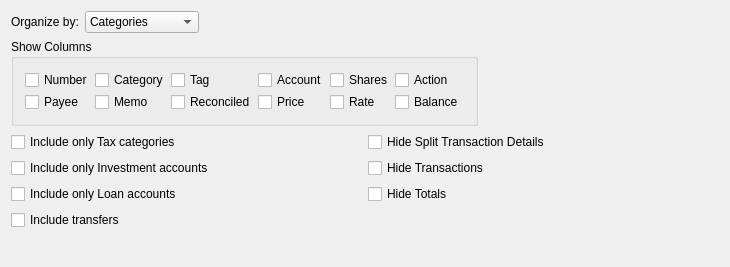
Above: kmymoney/plugins/views/reports/reporttabrowcolquery.ui from KDE/kmymoney before the change. Below: the same form after it.
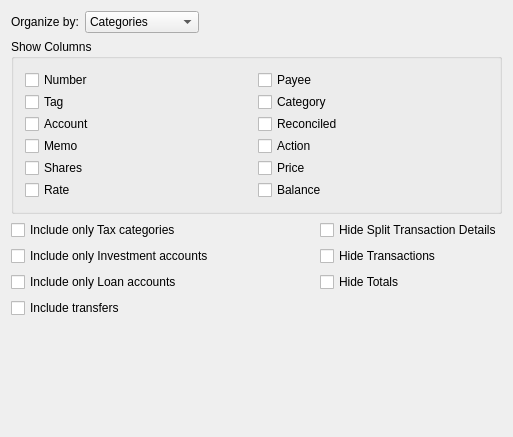
That is the form after the change. Custom widgets are drawn as their Qt base class.

Commit message:
In ui file of report general use grid layout
This fixes an issue that the associated widget needs to much width.

In ui file of report row/col query tab use grid layout

In ui file for report chart tab fix grid layout

In ui file for report range use vertical layout

CCBUG:518850

```diff
--- a/kmymoney/plugins/views/reports/reporttabrowcolquery.ui
+++ b/kmymoney/plugins/views/reports/reporttabrowcolquery.ui
@@ -6,8 +6,8 @@
    <rect>
     <x>0</x>
     <y>0</y>
-    <width>730</width>
-    <height>267</height>
+    <width>513</width>
+    <height>437</height>
    </rect>
   </property>
   <property name="sizePolicy">
@@ -25,111 +25,14 @@
   <property name="whatsThis">
    <string>&lt;p&gt;On this tab, you configure how you would like the rows and columns to be selected and organized.&lt;/p&gt;</string>
   </property>
-  <layout class="QVBoxLayout">
-   <item>
-    <layout class="QHBoxLayout">
-     <item>
-      <widget class="QLabel" name="textLabel3">
-       <property name="sizePolicy">
-        <sizepolicy hsizetype="Minimum" vsizetype="Fixed">
-         <horstretch>0</horstretch>
-         <verstretch>0</verstretch>
-        </sizepolicy>
-       </property>
-       <property name="font">
-        <font/>
-       </property>
-       <property name="text">
-        <string>Organize by:</string>
-       </property>
-       <property name="wordWrap">
-        <bool>false</bool>
-       </property>
-      </widget>
-     </item>
-     <item>
-      <widget class="KComboBox" name="m_comboOrganizeBy">
-       <property name="enabled">
-        <bool>true</bool>
-       </property>
-       <property name="sizePolicy">
-        <sizepolicy hsizetype="Minimum" vsizetype="Fixed">
-         <horstretch>0</horstretch>
-         <verstretch>0</verstretch>
-        </sizepolicy>
-       </property>
-       <property name="toolTip">
-        <string>&lt;p&gt;Choose how to group the transactions in this report&lt;/p&gt;</string>
-       </property>
-       <item>
-        <property name="text">
-         <string>Categories</string>
-        </property>
-       </item>
-       <item>
-        <property name="text">
-         <string>Top Categories</string>
-        </property>
-       </item>
-       <item>
-        <property name="text">
-         <string>Tags</string>
-        </property>
-       </item>
-       <item>
-        <property name="text">
-         <string>Payees</string>
-        </property>
-       </item>
-       <item>
-        <property name="text">
-         <string>Accounts</string>
-        </property>
-       </item>
-       <item>
-        <property name="text">
-         <string>Top Accounts</string>
-        </property>
-       </item>
-       <item>
-        <property name="text">
-         <string>Month</string>
-        </property>
-       </item>
-       <item>
-        <property name="text">
-         <string>Week</string>
-        </property>
-       </item>
-      </widget>
-     </item>
-     <item>
-      <spacer name="spacer10_2">
-       <property name="orientation">
-        <enum>Qt::Horizontal</enum>
-       </property>
-       <property name="sizeType">
-        <enum>QSizePolicy::Expanding</enum>
-       </property>
-       <property name="sizeHint" stdset="0">
-        <size>
-         <width>358</width>
-         <height>16</height>
-        </size>
-       </property>
-      </spacer>
-     </item>
-    </layout>
-   </item>
-   <item>
-    <layout class="QHBoxLayout">
-     <item>
+  <layout class="QGridLayout" name="gridLayout">
+   <item row="1" column="0" colspan="5">
       <widget class="QGroupBox" name="buttonGroupBox1">
        <property name="enabled">
         <bool>true</bool>
        </property>
        <property name="sizePolicy">
-        <sizepolicy hsizetype="Minimum" vsizetype="Fixed">
+      <sizepolicy hsizetype="Preferred" vsizetype="Fixed">
          <horstretch>0</horstretch>
          <verstretch>0</verstretch>
         </sizepolicy>
@@ -144,7 +47,90 @@
         <property name="spacing">
          <number>2</number>
         </property>
+      <item row="9" column="1">
+       <widget class="QCheckBox" name="m_checkPrice">
+        <property name="toolTip">
+         <string>&lt;p&gt;Select this option to show the Price column for investments&lt;/p&gt;</string>
+        </property>
+        <property name="text">
+         <string>Price</string>
+        </property>
+        <attribute name="buttonGroup">
+         <string notr="true">buttonGroup1</string>
+        </attribute>
+       </widget>
+      </item>
         <item row="1" column="1">
+       <widget class="QCheckBox" name="m_checkCategory">
+        <property name="minimumSize">
+         <size>
+          <width>0</width>
+          <height>0</height>
+         </size>
+        </property>
+        <property name="toolTip">
+         <string>&lt;p&gt;Select this option to show the Category column&lt;/p&gt;</string>
+        </property>
+        <property name="text">
+         <string>Category</string>
+        </property>
+        <attribute name="buttonGroup">
+         <string notr="true">buttonGroup1</string>
+        </attribute>
+       </widget>
+      </item>
+      <item row="1" column="0">
+       <widget class="QCheckBox" name="m_checkTag">
+        <property name="minimumSize">
+         <size>
+          <width>0</width>
+          <height>0</height>
+         </size>
+        </property>
+        <property name="toolTip">
+         <string>&lt;p&gt;Select this option to show the Tag column&lt;/p&gt;</string>
+        </property>
+        <property name="text">
+         <string>Tag</string>
+        </property>
+        <attribute name="buttonGroup">
+         <string notr="true">buttonGroup1</string>
+        </attribute>
+       </widget>
+      </item>
+      <item row="7" column="1">
+       <widget class="QCheckBox" name="m_checkAction">
+        <property name="toolTip">
+         <string>&lt;p&gt;Select this option to show the Action column&lt;/p&gt;</string>
+        </property>
+        <property name="text">
+         <string>Action</string>
+        </property>
+        <attribute name="buttonGroup">
+         <string notr="true">buttonGroup1</string>
+        </attribute>
+       </widget>
+      </item>
+      <item row="0" column="0">
+       <widget class="QCheckBox" name="m_checkNumber">
+        <property name="minimumSize">
+         <size>
+          <width>0</width>
+          <height>0</height>
+         </size>
+        </property>
+        <property name="toolTip">
+         <string>&lt;p&gt;Select this option to show the Number column&lt;/p&gt;</string>
+        </property>
+        <property name="text">
+         <string>Number</string>
+        </property>
+        <attribute name="buttonGroup">
+         <string notr="true">buttonGroup1</string>
+        </attribute>
+       </widget>
+      </item>
+      <item row="7" column="0">
          <widget class="QCheckBox" name="m_checkMemo">
           <property name="minimumSize">
            <size>
@@ -163,7 +149,26 @@
           </attribute>
          </widget>
         </item>
-        <item row="0" column="4">
+      <item row="0" column="1">
+       <widget class="QCheckBox" name="m_checkPayee">
+        <property name="minimumSize">
+         <size>
+          <width>0</width>
+          <height>0</height>
+         </size>
+        </property>
+        <property name="toolTip">
+         <string>&lt;p&gt;Select this option to show the Payee column&lt;/p&gt;</string>
+        </property>
+        <property name="text">
+         <string>Payee</string>
+        </property>
+        <attribute name="buttonGroup">
+         <string notr="true">buttonGroup1</string>
+        </attribute>
+       </widget>
+      </item>
+      <item row="9" column="0">
          <widget class="QCheckBox" name="m_checkShares">
           <property name="toolTip">
            <string>&lt;p&gt;Select this option to show the Shares column for investments&lt;/p&gt;</string>
@@ -176,20 +181,7 @@
           </attribute>
          </widget>
         </item>
-        <item row="1" column="3">
-         <widget class="QCheckBox" name="m_checkPrice">
-          <property name="toolTip">
-           <string>&lt;p&gt;Select this option to show the Price column for investments&lt;/p&gt;</string>
-          </property>
-          <property name="text">
-           <string>Price</string>
-          </property>
-          <attribute name="buttonGroup">
-           <string notr="true">buttonGroup1</string>
-          </attribute>
-         </widget>
-        </item>
-        <item row="1" column="2">
+      <item row="6" column="1">
          <widget class="QCheckBox" name="m_checkReconciled">
           <property name="toolTip">
            <string>&lt;p&gt;Select this option to show the Reconciled column&lt;/p&gt;</string>
@@ -202,7 +194,7 @@
           </attribute>
          </widget>
         </item>
-        <item row="0" column="3">
+      <item row="6" column="0">
          <widget class="QCheckBox" name="m_checkAccount">
           <property name="toolTip">
            <string>&lt;p&gt;Select this option to show the Account column&lt;/p&gt;</string>
@@ -215,103 +207,7 @@
           </attribute>
          </widget>
         </item>
-        <item row="0" column="0">
-         <widget class="QCheckBox" name="m_checkNumber">
-          <property name="minimumSize">
-           <size>
-            <width>0</width>
-            <height>0</height>
-           </size>
-          </property>
-          <property name="toolTip">
-           <string>&lt;p&gt;Select this option to show the Number column&lt;/p&gt;</string>
-          </property>
-          <property name="text">
-           <string>Number</string>
-          </property>
-          <attribute name="buttonGroup">
-           <string notr="true">buttonGroup1</string>
-          </attribute>
-         </widget>
-        </item>
-        <item row="0" column="2">
-         <widget class="QCheckBox" name="m_checkTag">
-          <property name="minimumSize">
-           <size>
-            <width>0</width>
-            <height>0</height>
-           </size>
-          </property>
-          <property name="toolTip">
-           <string>&lt;p&gt;Select this option to show the Tag column&lt;/p&gt;</string>
-          </property>
-          <property name="text">
-           <string>Tag</string>
-          </property>
-          <attribute name="buttonGroup">
-           <string notr="true">buttonGroup1</string>
-          </attribute>
-         </widget>
-        </item>
-        <item row="1" column="0">
-         <widget class="QCheckBox" name="m_checkPayee">
-          <property name="minimumSize">
-           <size>
-            <width>0</width>
-            <height>0</height>
-           </size>
-          </property>
-          <property name="toolTip">
-           <string>&lt;p&gt;Select this option to show the Payee column&lt;/p&gt;</string>
-          </property>
-          <property name="text">
-           <string>Payee</string>
-          </property>
-          <attribute name="buttonGroup">
-           <string notr="true">buttonGroup1</string>
-          </attribute>
-         </widget>
-        </item>
-        <item row="0" column="1">
-         <widget class="QCheckBox" name="m_checkCategory">
-          <property name="minimumSize">
-           <size>
-            <width>0</width>
-            <height>0</height>
-           </size>
-          </property>
-          <property name="toolTip">
-           <string>&lt;p&gt;Select this option to show the Category column&lt;/p&gt;</string>
-          </property>
-          <property name="text">
-           <string>Category</string>
-          </property>
-          <attribute name="buttonGroup">
-           <string notr="true">buttonGroup1</string>
-          </attribute>
-         </widget>
-        </item>
-        <item row="0" column="5">
-         <widget class="QCheckBox" name="m_checkAction">
-          <property name="toolTip">
-           <string>&lt;p&gt;Select this option to show the Action column&lt;/p&gt;</string>
-          </property>
-          <property name="text">
-           <string>Action</string>
-          </property>
-          <attribute name="buttonGroup">
-           <string notr="true">buttonGroup1</string>
-          </attribute>
-         </widget>
-        </item>
-        <item row="1" column="4">
-         <widget class="QCheckBox" name="m_checkRate">
-          <property name="text">
-           <string>Rate</string>
-          </property>
-         </widget>
-        </item>
-        <item row="1" column="5">
+      <item row="14" column="1">
          <widget class="QCheckBox" name="m_checkBalance">
           <property name="toolTip">
            <string>&lt;p&gt;Select this option to show the Running balance column&lt;/p&gt;</string>
@@ -324,57 +220,87 @@
           </attribute>
          </widget>
         </item>
+      <item row="14" column="0">
+       <widget class="QCheckBox" name="m_checkRate">
+        <property name="text">
+         <string>Rate</string>
+        </property>
+       </widget>
+      </item>
        </layout>
       </widget>
      </item>
+   <item row="0" column="1">
+    <widget class="KComboBox" name="m_comboOrganizeBy">
+     <property name="enabled">
+      <bool>true</bool>
+     </property>
+     <property name="sizePolicy">
+      <sizepolicy hsizetype="Minimum" vsizetype="Fixed">
+       <horstretch>0</horstretch>
+       <verstretch>0</verstretch>
+      </sizepolicy>
+     </property>
+     <property name="toolTip">
+      <string>&lt;p&gt;Choose how to group the transactions in this report&lt;/p&gt;</string>
+     </property>
      <item>
-      <spacer name="spacer10">
-       <property name="orientation">
-        <enum>Qt::Horizontal</enum>
-       </property>
-       <property name="sizeType">
-        <enum>QSizePolicy::Expanding</enum>
-       </property>
-       <property name="sizeHint" stdset="0">
-        <size>
-         <width>205</width>
-         <height>20</height>
-        </size>
-       </property>
-      </spacer>
+      <property name="text">
+       <string>Categories</string>
+      </property>
+     </item>
+     <item>
+      <property name="text">
+       <string>Top Categories</string>
+      </property>
+     </item>
+     <item>
+      <property name="text">
+       <string>Tags</string>
+      </property>
      </item>
-    </layout>
+     <item>
+      <property name="text">
+       <string>Payees</string>
+      </property>
    </item>
    <item>
-    <layout class="QGridLayout">
-     <item row="2" column="0">
+      <property name="text">
+       <string>Accounts</string>
+      </property>
+     </item>
+     <item>
+      <property name="text">
+       <string>Top Accounts</string>
+      </property>
+     </item>
+     <item>
+      <property name="text">
+       <string>Month</string>
+      </property>
+     </item>
+     <item>
+      <property name="text">
+       <string>Week</string>
+      </property>
+     </item>
+    </widget>
+   </item>
+   <item row="5" column="0" colspan="3">
       <widget class="QCheckBox" name="m_checkLoans">
        <property name="text">
         <string>Include only Loan accounts</string>
        </property>
       </widget>
      </item>
-     <item row="1" column="0">
-      <widget class="QCheckBox" name="m_checkInvestments">
-       <property name="toolTip">
-        <string>&lt;p&gt;Include only data from Investment accounts in this report&lt;/p&gt;</string>
-       </property>
+   <item row="5" column="4">
+    <widget class="QCheckBox" name="m_checkHideTotals">
        <property name="text">
-        <string>Include only Investment accounts</string>
+      <string>Hide Totals</string>
        </property>
       </widget>
      </item>
-     <item row="0" column="1">
-      <widget class="QCheckBox" name="m_checkHideSplitDetails">
-       <property name="toolTip">
-        <string>Do not display the individual transactions that make up a split transaction</string>
-       </property>
-       <property name="text">
-        <string>Hide Split Transaction Details</string>
-       </property>
-      </widget>
-     </item>
-     <item row="0" column="0">
+   <item row="2" column="0" colspan="3">
       <widget class="QCheckBox" name="m_checkTax">
        <property name="toolTip">
         <string>&lt;p&gt;Check this box to include only those categories which have been marked to &quot;Include on Tax Reports&quot;&lt;/p&gt;</string>
@@ -384,48 +310,75 @@
        </property>
       </widget>
      </item>
-     <item row="1" column="1">
-      <widget class="QCheckBox" name="m_checkHideTransactions">
-       <property name="toolTip">
-        <string>Do not display the transactions, leaving only totals displayed.</string>
-       </property>
-       <property name="text">
-        <string>Hide Transactions</string>
-       </property>
-      </widget>
-     </item>
-     <item row="2" column="1">
-      <widget class="QCheckBox" name="m_checkHideTotals">
-       <property name="text">
-        <string>Hide Totals</string>
-       </property>
-      </widget>
-     </item>
-     <item row="3" column="0">
+   <item row="6" column="0" colspan="3">
       <widget class="QCheckBox" name="m_checkTransfers">
        <property name="text">
         <string>Include transfers</string>
        </property>
       </widget>
      </item>
-    </layout>
+   <item row="2" column="4">
+    <widget class="QCheckBox" name="m_checkHideSplitDetails">
+     <property name="toolTip">
+      <string>Do not display the individual transactions that make up a split transaction</string>
+     </property>
+     <property name="text">
+      <string>Hide Split Transaction Details</string>
+     </property>
+    </widget>
    </item>
-   <item>
-    <spacer name="spacer4">
+   <item row="7" column="0">
+    <spacer name="verticalSpacer">
      <property name="orientation">
       <enum>Qt::Vertical</enum>
      </property>
-     <property name="sizeType">
-      <enum>QSizePolicy::Expanding</enum>
-     </property>
      <property name="sizeHint" stdset="0">
       <size>
        <width>20</width>
-       <height>16</height>
+       <height>40</height>
       </size>
      </property>
     </spacer>
    </item>
+   <item row="3" column="4">
+    <widget class="QCheckBox" name="m_checkHideTransactions">
+     <property name="toolTip">
+      <string>Do not display the transactions, leaving only totals displayed.</string>
+     </property>
+     <property name="text">
+      <string>Hide Transactions</string>
+     </property>
+    </widget>
+   </item>
+   <item row="0" column="0">
+    <widget class="QLabel" name="textLabel3">
+     <property name="sizePolicy">
+      <sizepolicy hsizetype="Minimum" vsizetype="Fixed">
+       <horstretch>0</horstretch>
+       <verstretch>0</verstretch>
+      </sizepolicy>
+     </property>
+     <property name="font">
+      <font/>
+     </property>
+     <property name="text">
+      <string>Organize by:</string>
+     </property>
+     <property name="wordWrap">
+      <bool>false</bool>
+     </property>
+    </widget>
+   </item>
+   <item row="3" column="0" colspan="4">
+    <widget class="QCheckBox" name="m_checkInvestments">
+     <property name="toolTip">
+      <string>&lt;p&gt;Include only data from Investment accounts in this report&lt;/p&gt;</string>
+     </property>
+     <property name="text">
+      <string>Include only Investment accounts</string>
+     </property>
+    </widget>
+   </item>
   </layout>
  </widget>
  <layoutdefault spacing="6" margin="11"/>
```
Left out of the diff: 19 changed lines with no effect on the pictures. Lines whose indentation alone changed are shown as unchanged. The commit also changes 3 other files.
